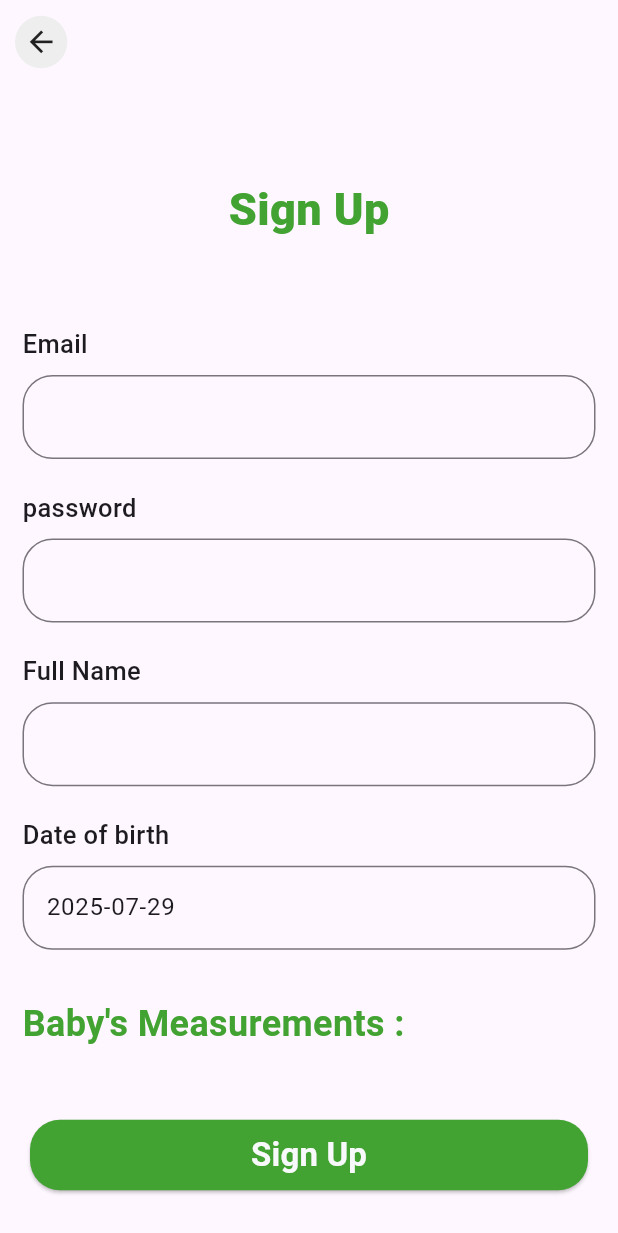
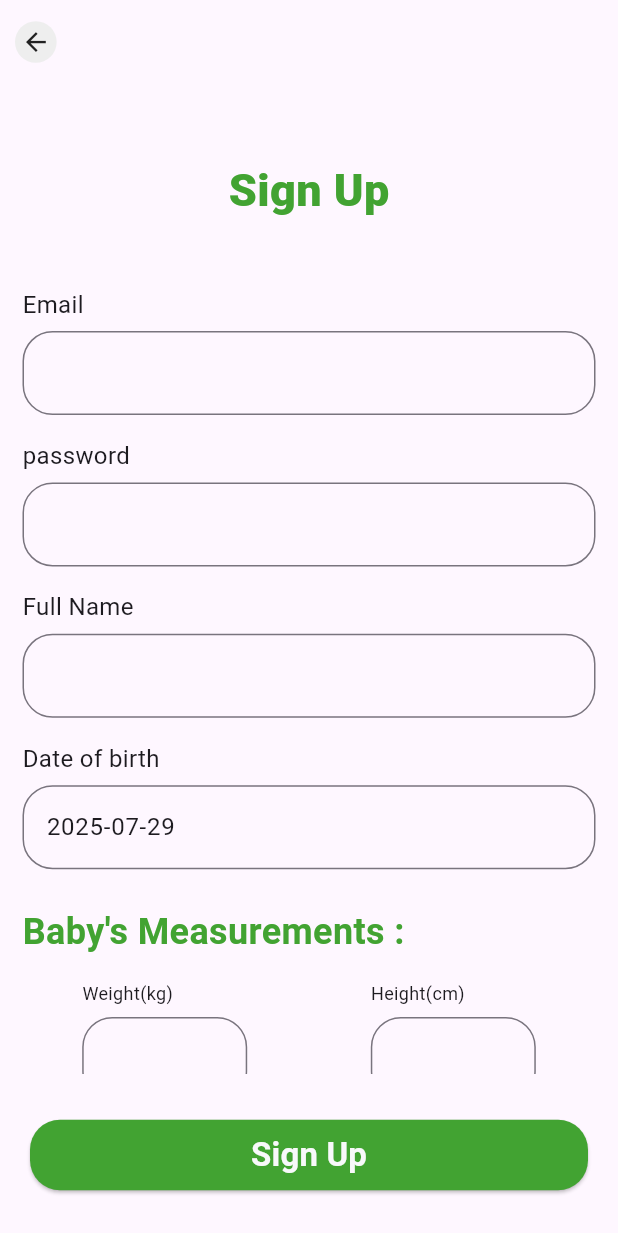
Before and after one commit to ahmedassr/baby_vax, a Flutter app: the screen it shows after launch, after a tap on "Login", after a tap on "Create New Account", on a phone screen of 412 x 824 dp. Shown: the top 1233 px of the screen. Run offline on Flutter 3.47's test engine with Material 3 defaults, Android fonts, the phone set to English and light mode, and no system bars; our stand-ins replace auto_size_text, cloud_firestore, firebase_auth, firebase_core, flutter_screenutil, get and 4 more; accounts and stored records are empty; Roboto replaces fonts that are missing (Cairo).

```diff
--- a/lib/app/config/constant/app_constant.dart
+++ b/lib/app/config/constant/app_constant.dart
@@ -2,11 +2,15 @@ import 'package:baby_vax/app/core/imports/import_library.dart';
 import 'package:baby_vax/app/core/service/argument_service.dart';
 import 'package:baby_vax/app/core/utils/app_alert/alert_service.dart';
 
+import '../../core/service/get_storage_service.dart';
+
 class AppConstant {
   static String uId = "";
+  static const String isLoginKey = "isLogin";
   static final AlertService alertService = AlertService();
   static const EdgeInsets buttonPadding = EdgeInsets.symmetric(horizontal: 20, vertical: 30);
   static const EdgeInsets columnPadding = EdgeInsets.symmetric(horizontal: 15, vertical: 10);
   static const EdgeInsets listItemPadding = EdgeInsets.symmetric(horizontal: 5, vertical: 10);
   static final argumentService = ArgumentService();
+  static final getStorage = Get.find<GetStorageService>();
 }
--- a/lib/app/core/service/init_app_service.dart
+++ b/lib/app/core/service/init_app_service.dart
@@ -1,10 +1,9 @@
-
 import 'package:baby_vax/app/core/imports/import_manger.dart';
 import 'package:baby_vax/app/core/service/get_storage_service.dart';
 import 'package:baby_vax/app/core/utils/app_alert/alert_service.dart';
 
 Future<void> initAppService() async {
+  await Firebase.initializeApp();
   await GetStorage.init();
   Get.lazyPut<GetStorageService>(() => GetStorageService());
-  Get.lazyPut<AlertService>(() => AlertService());
 }
--- a/lib/app/core/utils/app_alert/alert_service.dart
+++ b/lib/app/core/utils/app_alert/alert_service.dart
@@ -1,6 +1,5 @@
 import 'package:baby_vax/app/core/imports/import_manger.dart';
 import 'package:baby_vax/app/core/utils/app_alert/alert_widget.dart';
-import 'package:baby_vax/app/core/utils/app_alert/app_alert_model.dart';
 
 class AlertService extends GetxService {
   Future<bool?> showAlert(AlertModel alert) {
--- a/lib/app/core/widget/labeled_text_field.dart
+++ b/lib/app/core/widget/labeled_text_field.dart
@@ -8,6 +8,7 @@ class LabeledTextField extends StatelessWidget {
   final Function(String)? onChanged;
   final VoidCallback? onTap;
   final String? errorText;
+  final double? fontSize;
 
   const LabeledTextField({
     super.key,
@@ -18,6 +19,7 @@ class LabeledTextField extends StatelessWidget {
     this.onChanged,
     this.onTap,
     this.errorText,
+    this.fontSize,
   });
 
   @override
@@ -28,8 +30,8 @@ class LabeledTextField extends StatelessWidget {
       children: [
         AppText(
           text: label.tr,
-          style: AppTextStyles.bodyLarge,
-          maxLines: 2,
+          style: AppTextStyles.bodyMedium.copyWith(fontSize: fontSize),
+          maxLines: 3,
         ),
         8.sbh,
         AppTextField(
--- a/lib/app/modules/auth/login/controller/login_controller.dart
+++ b/lib/app/modules/auth/login/controller/login_controller.dart
@@ -10,7 +10,6 @@ class LoginController extends GetxController with StateMixin, StateMixinHelper {
   final FirebaseAuth auth = FirebaseAuth.instance;
   final emailErrorText = "".obs;
   final passwordErrorText = "".obs;
-  final getStorage = Get.find<GetStorageService>();
 
   @override
   void onInit() {
@@ -40,13 +39,10 @@ class LoginController extends GetxController with StateMixin, StateMixinHelper {
       final result = await auth.signInWithEmailAndPassword(
           email: email, password: password);
       if (result.user != null) {
+        AppConstant.getStorage.write(AppConstant.isLoginKey, true);
+        AppConstant.getStorage.write("uid", result.user?.uid);
+        Get.toNamed(AppRoutes.mainMenu);
         setSuccess();
-        getStorage.write("isLogin", true);
-        getStorage.write("uid", result.user?.uid);
-        AppConstant.alertService.showAlert(AlertModel.success(
-          message: "User login successfully",
-          yesAction: () => Get.toNamed(AppRoutes.mainMenu),
-        ));
       } else {
         setError("Failed to login.");
       }
--- a/lib/app/modules/auth/sign_up/controller/sign_up_controller.dart
+++ b/lib/app/modules/auth/sign_up/controller/sign_up_controller.dart
@@ -1,5 +1,6 @@
 import 'package:intl/intl.dart';
 import '../../../../core/imports/import_manger.dart';
+import '../../../../core/service/get_storage_service.dart';
 
 class SignupController extends GetxController
     with StateMixin, StateMixinHelper {
@@ -50,6 +51,7 @@ class SignupController extends GetxController
 
   bool isValidate() {
     bool valid = true;
+    signupErrorText.values.forEach((text) => text.value = "");
     if (signupControllers["emailController"]?.text.isEmpty ?? true) {
       signupErrorText["emailErrorText"]?.value = "Email can't be empty.";
       valid = false;
@@ -112,6 +114,7 @@ class SignupController extends GetxController
         createUser(user);
       }
     } on FirebaseException catch (e) {
+      print("########### $e");
       setError(getFriendlyErrorMessage(e.toString()));
     }
   }
@@ -127,10 +130,12 @@ class SignupController extends GetxController
           .doc(user.uid)
           .get();
       if (snapShot.exists) {
-        setSuccess();
+        AppConstant.getStorage.write(AppConstant.isLoginKey, true);
+        AppConstant.getStorage.write("uid", user.uid);
         AppConstant.alertService.showAlert(AlertModel.success(
             message: "User created successfully.",
             yesAction: () => Get.toNamed(AppRoutes.mainMenu)));
+        setSuccess();
       } else {
         setError("Failed to create user.");
       }
--- a/lib/app/modules/auth/sign_up/view/sign_up_view.dart
+++ b/lib/app/modules/auth/sign_up/view/sign_up_view.dart
@@ -105,15 +105,18 @@ class SignupView extends GetView<SignupController> {
                                 : AppColors.primary),
                       ),
                       20.sbh,
-                      Wrap(
-                        spacing: 12,
-                        runSpacing: 12,
+                      Center(
+                        child: IntrinsicHeight(
+                          child: Wrap(
+                            spacing: 0.2.sw,
+                            runSpacing: 30,
                             crossAxisAlignment: WrapCrossAlignment.center,
                             children: [
                               Obx(() => SizedBox(
                                     width: 110,
                                     child: LabeledTextField(
-                                  label: "Weight",
+                                      label: "Weight(kg)",
+                                      fontSize: 12,
                                       keyboardType: TextInputType.number,
                                       controller: controller.signupControllers[
                                               "weightController"] ??
@@ -133,8 +136,9 @@ class SignupView extends GetView<SignupController> {
                               Obx(() => SizedBox(
                                     width: 110,
                                     child: LabeledTextField(
-                                  label: "Height",
+                                      label: "Height(cm)",
                                       keyboardType: TextInputType.number,
+                                      fontSize: 12,
                                       controller: controller.signupControllers[
                                               "heightController"] ??
                                           TextEditingController(),
@@ -153,8 +157,9 @@ class SignupView extends GetView<SignupController> {
                               Obx(() => SizedBox(
                                     width: 110,
                                     child: LabeledTextField(
-                                  label: "Head Size",
+                                      label: "Head Size(cm)",
                                       keyboardType: TextInputType.number,
+                                      fontSize: 12,
                                       controller: controller.signupControllers[
                                               "headSizeController"] ??
                                           TextEditingController(),
@@ -165,7 +170,8 @@ class SignupView extends GetView<SignupController> {
                                                   .isNotEmpty ??
                                               false)
                                           ? controller
-                                          .signupErrorText["headSizeErrorText"]
+                                              .signupErrorText[
+                                                  "headSizeErrorText"]
                                               ?.value
                                           : null,
                                     ),
@@ -173,7 +179,8 @@ class SignupView extends GetView<SignupController> {
                               Obx(() => SizedBox(
                                     width: 110,
                                     child: LabeledTextField(
-                                  label: "Blood Percentage",
+                                      label: "Blood Percentage(g/dl)",
+                                      fontSize: 12,
                                       keyboardType: TextInputType.number,
                                       controller: controller.signupControllers[
                                               "bloodPercentageController"] ??
@@ -192,6 +199,8 @@ class SignupView extends GetView<SignupController> {
                                     ),
                                   )),
                             ],
+                          ),
+                        ),
                       )
                     ],
                   ),
--- a/lib/app/modules/setting/view/setting_view.dart
+++ b/lib/app/modules/setting/view/setting_view.dart
@@ -30,7 +30,15 @@ class SettingsView extends GetView<SettingsController> {
           AppListTitleItem(
             title: "Log Out",
             icon: Icons.logout,
-            onTap: () {},
+            onTap: () {
+              AppConstant.alertService.showAlert(AlertModel.attention(
+                  message: "Are you sure you want to log out?",
+                  yesAction: () {
+                    AppConstant.getStorage.write(AppConstant.isLoginKey, false);
+                    Get.toNamed(AppRoutes.login);
+                  },
+                  noAction: () => Get.back()));
+            },
           )
         ],
       ),
--- a/lib/main.dart
+++ b/lib/main.dart
@@ -3,7 +3,6 @@ import 'app/core/service/init_app_service.dart';
 
 void main() async {
   WidgetsFlutterBinding.ensureInitialized();
-  await Firebase.initializeApp();
   await initAppService();
   runApp(const MyApp());
 }
@@ -13,15 +12,31 @@ class MyApp extends StatelessWidget {
 
   @override
   Widget build(BuildContext context) {
+    return FutureBuilder<bool>(
+        future: _checkLoginState(),
+        builder: (context, snapshot) {
+          if (!snapshot.hasData) {
+            return const Center(
+              child: CircularProgressIndicator(),
+            );
+          }
+          final bool isLoggedIn = snapshot.data ?? false;
           return ScreenUtilInit(
+            designSize: const Size(414, 896),
             builder: (context, _) {
               return GetMaterialApp(
                 debugShowCheckedModeBanner: false,
                 title: "Baby Vax",
-          initialRoute: AppRoutes.login,
+                initialRoute: isLoggedIn ? AppRoutes.mainMenu : AppRoutes.login,
                 getPages: AppPages.routes,
               );
             },
           );
+        });
+  }
+
+  Future<bool> _checkLoginState() {
+    return Future.value(
+        AppConstant.getStorage.read(AppConstant.isLoginKey) ?? false);
   }
 }
```
Lines whose indentation alone changed are shown as unchanged.
